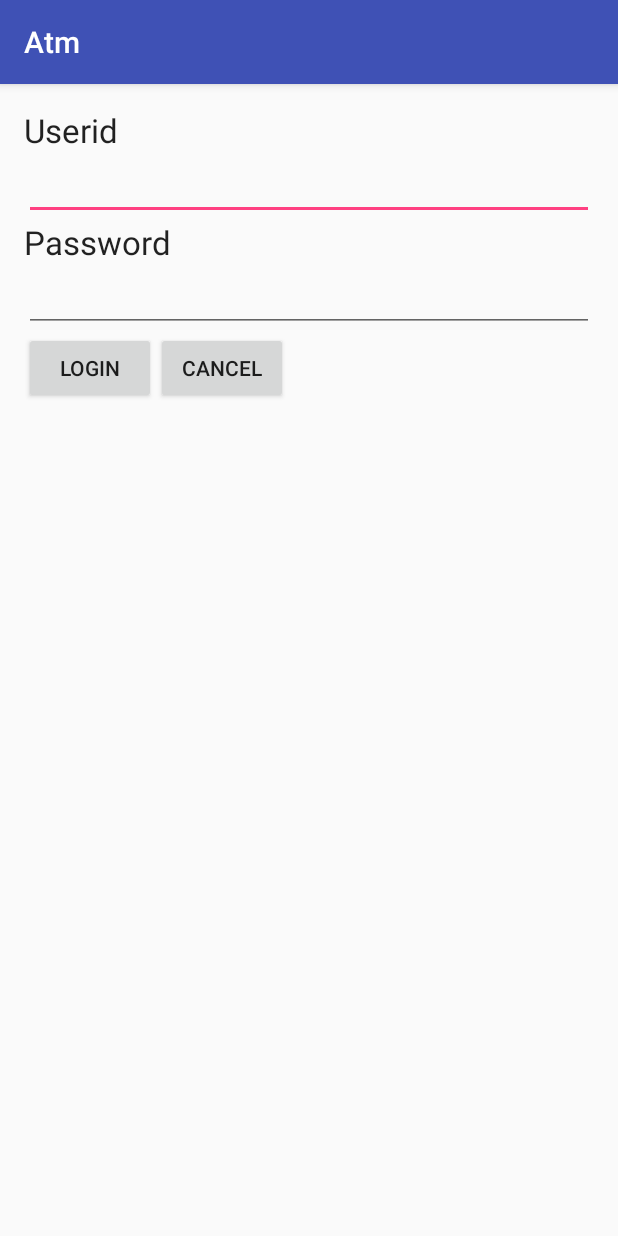
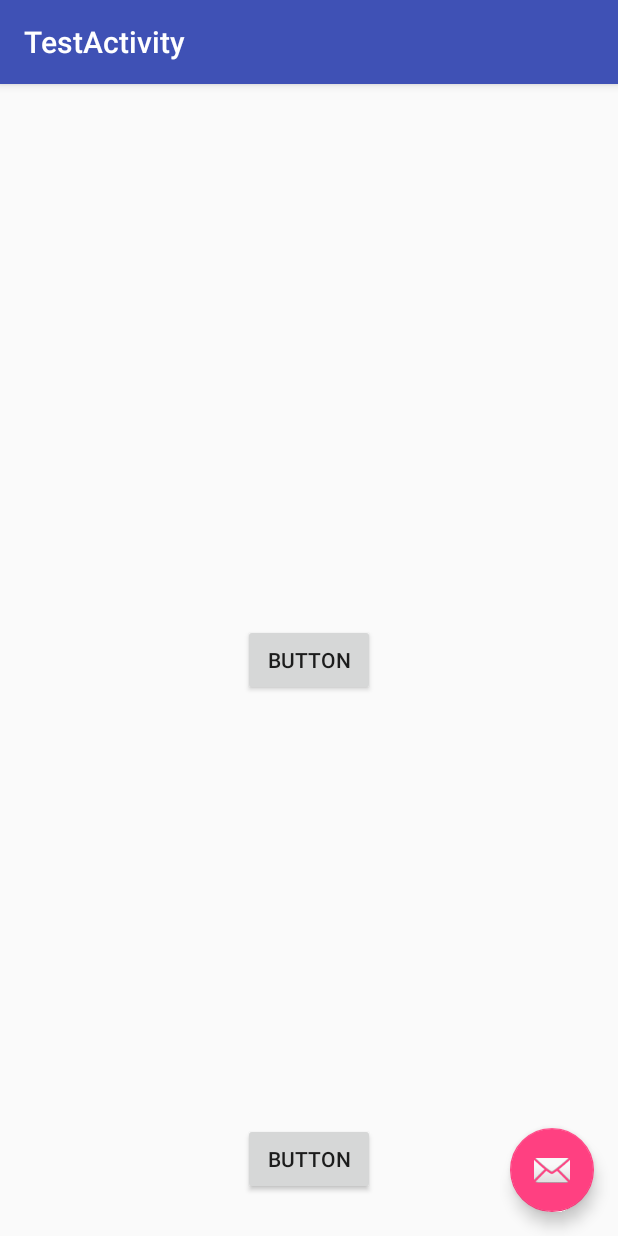
Before and after one commit to woodcut/Atm_Class, an Android app: the screen it shows after launch (LoginActivity before the commit, TestActivity after it), on a phone screen of 412 x 824 dp. Run offline under Robolectric (Android 15) with nearby library versions, the phone set to English and light mode, and no system bars.

```diff
--- a/app/build.gradle
+++ b/app/build.gradle
@@ -21,6 +21,8 @@ android {
 
 dependencies {
     compile fileTree(dir: 'libs', include: ['*.jar'])
+    compile 'com.android.support:appcompat-v7:24.2.1'
+    compile 'com.android.support.constraint:constraint-layout:1.0.0-alpha8'
+    compile 'com.android.support:design:24.2.1'
     testCompile 'junit:junit:4.12'
-    compile 'com.android.support:appcompat-v7:24.2.0'
 }
--- /dev/null
+++ b/app/src/main/java/com/tom/atm/TestActivity.java
@@ -0,0 +1,40 @@
+package com.tom.atm;
+
+import android.graphics.Color;
+import android.os.Bundle;
+import android.support.design.widget.FloatingActionButton;
+import android.support.design.widget.Snackbar;
+import android.support.v7.app.AppCompatActivity;
+import android.support.v7.widget.Toolbar;
+import android.util.Log;
+import android.view.View;
+
+public class TestActivity extends AppCompatActivity {
+
+    private static final String TAG = "TestActivity";
+
+    @Override
+    protected void onCreate(Bundle savedInstanceState) {
+        super.onCreate(savedInstanceState);
+        setContentView(R.layout.activity_test);
+        Toolbar toolbar = (Toolbar) findViewById(R.id.toolbar);
+        setSupportActionBar(toolbar);
+
+        FloatingActionButton fab = (FloatingActionButton) findViewById(R.id.fab);
+        fab.setOnClickListener(new View.OnClickListener() {
+            @Override
+            public void onClick(View view) {
+                Snackbar.make(view, "Replace with your own action", Snackbar.LENGTH_LONG)
+                        .setAction("Action", new View.OnClickListener() {
+                            @Override
+                            public void onClick(View v) {
+                                Log.d(TAG, "onClick Action");
+                            }
+                        })
+                        .setActionTextColor(Color.YELLOW)
+                        .show();
+            }
+        });
+    }
+
+}
--- /dev/null
+++ b/app/src/main/res/layout/activity_test.xml
@@ -0,0 +1,34 @@
+<?xml version="1.0" encoding="utf-8"?>
+<android.support.design.widget.CoordinatorLayout xmlns:android="http://schemas.android.com/apk/res/android"
+    xmlns:app="http://schemas.android.com/apk/res-auto"
+    xmlns:tools="http://schemas.android.com/tools"
+    android:layout_width="match_parent"
+    android:layout_height="match_parent"
+    android:fitsSystemWindows="true"
+    tools:context="com.tom.atm.TestActivity">
+
+    <android.support.design.widget.AppBarLayout
+        android:layout_width="match_parent"
+        android:layout_height="wrap_content"
+        android:theme="@style/AppTheme.AppBarOverlay">
+
+        <android.support.v7.widget.Toolbar
+            android:id="@+id/toolbar"
+            android:layout_width="match_parent"
+            android:layout_height="?attr/actionBarSize"
+            android:background="?attr/colorPrimary"
+            app:popupTheme="@style/AppTheme.PopupOverlay" />
+
+    </android.support.design.widget.AppBarLayout>
+
+    <include layout="@layout/content_test" />
+
+    <android.support.design.widget.FloatingActionButton
+        android:id="@+id/fab"
+        android:layout_width="wrap_content"
+        android:layout_height="wrap_content"
+        android:layout_gravity="bottom|end"
+        android:layout_margin="@dimen/fab_margin"
+        app:srcCompat="@android:drawable/ic_dialog_email" />
+
+</android.support.design.widget.CoordinatorLayout>
--- /dev/null
+++ b/app/src/main/res/layout/content_test.xml
@@ -0,0 +1,33 @@
+<?xml version="1.0" encoding="utf-8"?>
+<RelativeLayout xmlns:android="http://schemas.android.com/apk/res/android"
+    xmlns:app="http://schemas.android.com/apk/res-auto"
+    xmlns:tools="http://schemas.android.com/tools"
+    android:id="@+id/content_test"
+    android:layout_width="match_parent"
+    android:layout_height="match_parent"
+    android:paddingBottom="@dimen/activity_vertical_margin"
+    android:paddingLeft="@dimen/activity_horizontal_margin"
+    android:paddingRight="@dimen/activity_horizontal_margin"
+    android:paddingTop="@dimen/activity_vertical_margin"
+    app:layout_behavior="@string/appbar_scrolling_view_behavior"
+    tools:context="com.tom.atm.TestActivity"
+    tools:showIn="@layout/activity_test">
+
+    <Button
+        android:text="Button"
+        android:layout_width="wrap_content"
+        android:layout_height="wrap_content"
+        android:layout_centerVertical="true"
+        android:layout_centerHorizontal="true"
+        android:id="@+id/button3" />
+
+    <Button
+        android:text="Button"
+        android:layout_width="wrap_content"
+        android:layout_height="wrap_content"
+        android:layout_alignParentBottom="true"
+        android:layout_alignLeft="@+id/button3"
+        android:layout_alignStart="@+id/button3"
+        android:layout_marginBottom="11dp"
+        android:id="@+id/button4" />
+</RelativeLayout>
--- /dev/null
+++ b/app/src/main/res/values-v21/styles.xml
@@ -0,0 +1,9 @@
+<resources>
+
+    <style name="AppTheme.NoActionBar">
+        <item name="windowActionBar">false</item>
+        <item name="windowNoTitle">true</item>
+        <item name="android:windowDrawsSystemBarBackgrounds">true</item>
+        <item name="android:statusBarColor">@android:color/transparent</item>
+    </style>
+</resources>
--- a/app/src/main/res/values/dimens.xml
+++ b/app/src/main/res/values/dimens.xml
@@ -2,4 +2,5 @@
     <!-- Default screen margins, per the Android Design guidelines. -->
     <dimen name="activity_horizontal_margin">16dp</dimen>
     <dimen name="activity_vertical_margin">16dp</dimen>
+    <dimen name="fab_margin">16dp</dimen>
 </resources>
--- a/app/src/main/res/values/strings.xml
+++ b/app/src/main/res/values/strings.xml
@@ -1,3 +1,4 @@
 <resources>
     <string name="app_name">Atm</string>
+    <string name="title_activity_test">TestActivity</string>
 </resources>
--- a/app/src/main/res/values/styles.xml
+++ b/app/src/main/res/values/styles.xml
@@ -8,4 +8,13 @@
         <item name="colorAccent">@color/colorAccent</item>
     </style>
 
+    <style name="AppTheme.NoActionBar">
+        <item name="windowActionBar">false</item>
+        <item name="windowNoTitle">true</item>
+    </style>
+
+    <style name="AppTheme.AppBarOverlay" parent="ThemeOverlay.AppCompat.Dark.ActionBar" />
+
+    <style name="AppTheme.PopupOverlay" parent="ThemeOverlay.AppCompat.Light" />
+
 </resources>
```
Also changed, not shown: app/src/main/AndroidManifest.xml (+7 -1 lines), app/src/main/java/com/tom/atm/LoginActivity.java (+26 -0 lines), app/src/main/res/layout/activity_login2.xml (added, +9 -0 lines), app/src/main/res/menu/menu_login.xml (added, +10 -0 lines).
